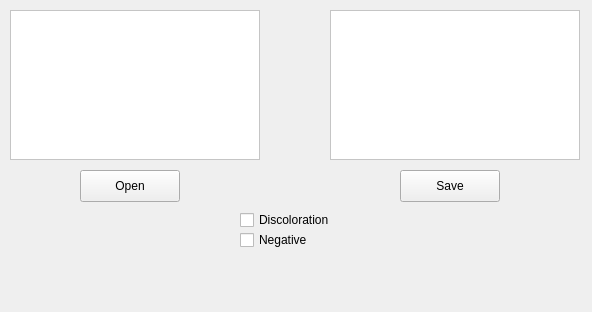
Qt form src/mainwindow.ui (Sokol264/PhotoLab) before a commit.
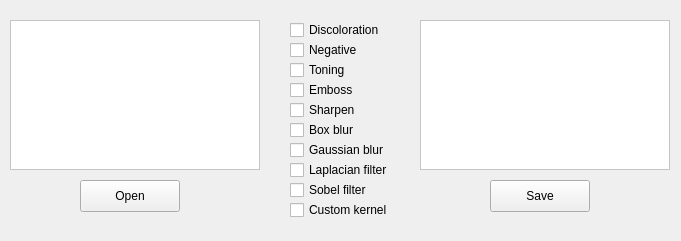
The same form after that commit.

Commit message: Feat: Toning & convolution filters

```diff
--- a/src/mainwindow.ui
+++ b/src/mainwindow.ui
@@ -6,8 +6,8 @@
    <rect>
     <x>0</x>
     <y>0</y>
-    <width>592</width>
-    <height>312</height>
+    <width>681</width>
+    <height>241</height>
    </rect>
   </property>
   <property name="windowTitle">
@@ -18,7 +18,7 @@
     <property name="geometry">
      <rect>
       <x>80</x>
-      <y>170</y>
+      <y>180</y>
       <width>100</width>
       <height>32</height>
      </rect>
@@ -30,8 +30,8 @@
    <widget class="QPushButton" name="saveFileButton">
     <property name="geometry">
      <rect>
-      <x>400</x>
-      <y>170</y>
+      <x>490</x>
+      <y>180</y>
       <width>100</width>
       <height>32</height>
      </rect>
@@ -44,7 +44,7 @@
     <property name="geometry">
      <rect>
       <x>10</x>
-      <y>10</y>
+      <y>20</y>
       <width>250</width>
       <height>150</height>
      </rect>
@@ -87,8 +87,8 @@
    <widget class="QFrame" name="frame_2">
     <property name="geometry">
      <rect>
-      <x>330</x>
-      <y>10</y>
+      <x>420</x>
+      <y>20</y>
       <width>250</width>
       <height>150</height>
      </rect>
@@ -134,8 +134,8 @@
    <widget class="QCheckBox" name="checkBox">
     <property name="geometry">
      <rect>
-      <x>240</x>
-      <y>210</y>
+      <x>290</x>
+      <y>20</y>
       <width>101</width>
       <height>20</height>
      </rect>
@@ -147,8 +147,8 @@
    <widget class="QCheckBox" name="checkBox_2">
     <property name="geometry">
      <rect>
-      <x>240</x>
-      <y>230</y>
+      <x>290</x>
+      <y>40</y>
       <width>101</width>
       <height>20</height>
      </rect>
@@ -157,6 +157,110 @@
      <string>Negative</string>
     </property>
    </widget>
+   <widget class="QCheckBox" name="checkBox_3">
+    <property name="geometry">
+     <rect>
+      <x>290</x>
+      <y>60</y>
+      <width>71</width>
+      <height>20</height>
+     </rect>
+    </property>
+    <property name="text">
+     <string>Toning</string>
+    </property>
+   </widget>
+   <widget class="QCheckBox" name="checkBox_4">
+    <property name="geometry">
+     <rect>
+      <x>290</x>
+      <y>80</y>
+      <width>71</width>
+      <height>20</height>
+     </rect>
+    </property>
+    <property name="text">
+     <string>Emboss</string>
+    </property>
+   </widget>
+   <widget class="QCheckBox" name="checkBox_5">
+    <property name="geometry">
+     <rect>
+      <x>290</x>
+      <y>100</y>
+      <width>71</width>
+      <height>20</height>
+     </rect>
+    </property>
+    <property name="text">
+     <string>Sharpen</string>
+    </property>
+   </widget>
+   <widget class="QCheckBox" name="checkBox_6">
+    <property name="geometry">
+     <rect>
+      <x>290</x>
+      <y>120</y>
+      <width>71</width>
+      <height>20</height>
+     </rect>
+    </property>
+    <property name="text">
+     <string>Box blur</string>
+    </property>
+   </widget>
+   <widget class="QCheckBox" name="checkBox_7">
+    <property name="geometry">
+     <rect>
+      <x>290</x>
+      <y>140</y>
+      <width>111</width>
+      <height>20</height>
+     </rect>
+    </property>
+    <property name="text">
+     <string>Gaussian blur</string>
+    </property>
+   </widget>
+   <widget class="QCheckBox" name="checkBox_8">
+    <property name="geometry">
+     <rect>
+      <x>290</x>
+      <y>160</y>
+      <width>111</width>
+      <height>20</height>
+     </rect>
+    </property>
+    <property name="text">
+     <string>Laplacian filter</string>
+    </property>
+   </widget>
+   <widget class="QCheckBox" name="checkBox_9">
+    <property name="geometry">
+     <rect>
+      <x>290</x>
+      <y>180</y>
+      <width>91</width>
+      <height>20</height>
+     </rect>
+    </property>
+    <property name="text">
+     <string>Sobel filter</string>
+    </property>
+   </widget>
+   <widget class="QCheckBox" name="checkBox_10">
+    <property name="geometry">
+     <rect>
+      <x>290</x>
+      <y>200</y>
+      <width>111</width>
+      <height>20</height>
+     </rect>
+    </property>
+    <property name="text">
+     <string>Custom kernel</string>
+    </property>
+   </widget>
   </widget>
  </widget>
  <resources/>
```
The commit also changes 11 other files.
